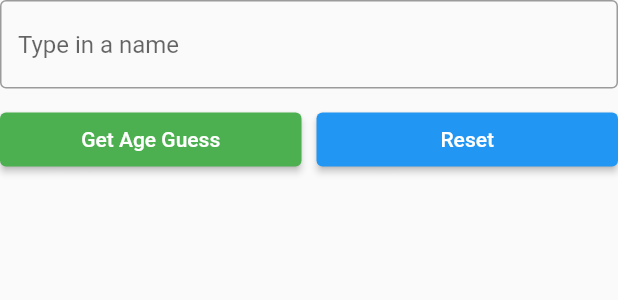
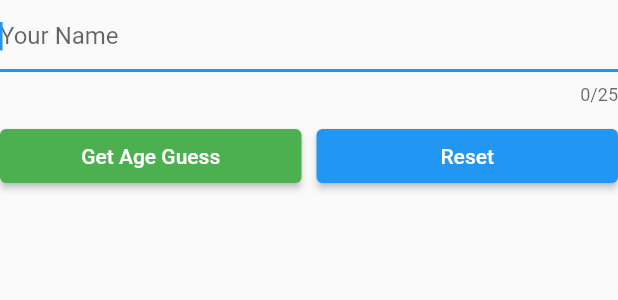
Before and after one commit to Tromp6/Bling_Application, a Flutter app: the AgeGuessForm widget shown alone on an empty page, opened directly, on a phone screen of 412 x 824 dp. Shown: the top 300 px of the screen. Run offline on Flutter 3.47's test engine with Material 2 defaults, Android fonts, the phone set to English and light mode, and no system bars; our stand-ins replace bloc, flutter_bloc, flutter_spinkit, form_field_validator, freezed_annotation, get_it; generated files the repository leaves out were written again.

Commit message:
feat: add spinkit

```diff
--- a/lib/age_guesser/domain/repositories/age_guess_result.dart
+++ b/lib/age_guesser/domain/repositories/age_guess_result.dart
@@ -4,8 +4,6 @@ import '../entities/age_guess_entity.dart';
 
 part 'age_guess_result.freezed.dart';
 
-//welche states gibt es?
-//alter und inital kann da erstmal null nehmen
 
 @freezed
 class AgeGuessResult with _$AgeGuessResult {
--- a/lib/age_guesser/presentation/view/widgets/age_guess_form.dart
+++ b/lib/age_guesser/presentation/view/widgets/age_guess_form.dart
@@ -1,6 +1,6 @@
 import 'package:flutter/material.dart';
 import 'package:flutter_bloc/flutter_bloc.dart';
-
+import 'package:form_field_validator/form_field_validator.dart';
 import '../../bloc/age_guess_bloc.dart';
 import '../../bloc/events/age_guess_events.dart';
 
@@ -21,19 +21,31 @@ class _AgeGuessFormState extends State<AgeGuessForm> {
   Widget build(BuildContext context) {
     return Column(
       children: <Widget>[
-        TextField(
-          controller: controller,
-          keyboardType: TextInputType.text,
-          decoration: const InputDecoration(
-            border: OutlineInputBorder(),
-            hintText: 'Type in a name',
+        TextFormField(
+          validator: MultiValidator(
+            [
+              RequiredValidator(errorText: 'Name is required'),
+              MinLengthValidator(
+                2,
+                errorText: 'At least 2 characters required',
+              ),
+              MaxLengthValidator(25, errorText: 'No more than 25 characters'),
+            ],
           ),
+          maxLength: 25,
+          autofillHints: [
+            AutofillHints.givenName,
+          ],
+          autovalidateMode: AutovalidateMode.onUserInteraction,
+          autofocus: true,
+          textCapitalization: TextCapitalization.words,
+          decoration: InputDecoration(hintText: 'Your Name'),
           onChanged: (value) {
             inputStr = value;
           },
-          onSubmitted: (_) {
-            dispatchGuessAge();
-          },
+          controller: controller,
+          onEditingComplete: dispatchGuessAge,
+          showCursor: true,
         ),
         const SizedBox(height: 10),
         Row(
--- a/pubspec.yaml
+++ b/pubspec.yaml
@@ -21,6 +21,8 @@ dependencies:
   json_serializable: ^6.5.4
   get_it: ^7.2.0
   bloc_test: ^9.1.0
+  form_field_validator: ^1.1.0
+  flutter_spinkit: ^5.1.0
 
 dev_dependencies:
   flutter_test:
```
Also changed, not shown: lib/age_guesser/presentation/view/age_guess_page.dart (+18 -16 lines), lib/app/view/loading_indicator.dart (added, +20 -0 lines), pubspec.lock.
